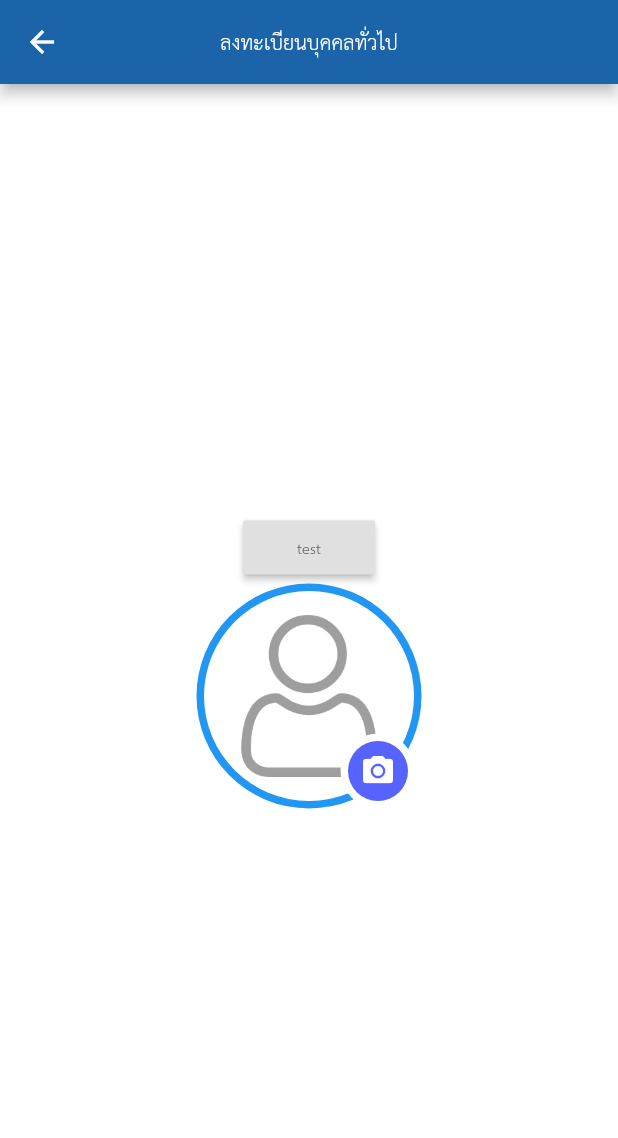
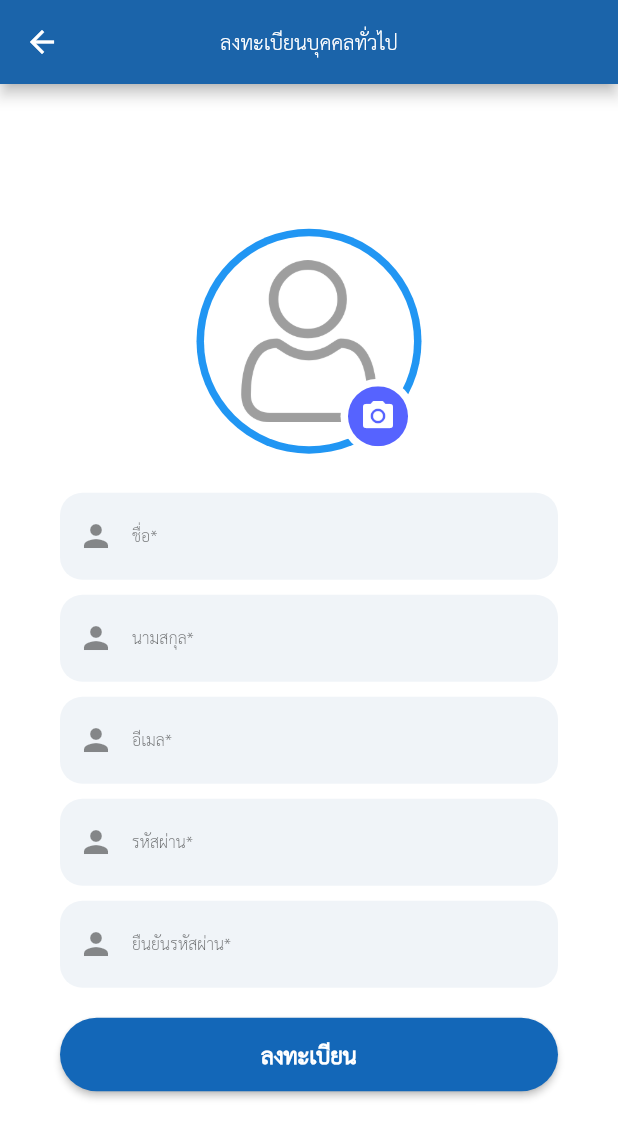
Before and after one commit to kypdev/thaivis-dev-v2, a Flutter app: the UserRegister screen opened by its route, on a phone screen of 412 x 824 dp. Shown: the top 1138 px of the screen. Run offline on Flutter 3.47's test engine with Material 2 defaults, Android fonts, the phone set to English and light mode, and no system bars; our stand-ins replace image_picker, shared_preferences; accounts and stored records are empty.

Commit message:
ui user register

```diff
--- a/lib/common/cus_tf.dart
+++ b/lib/common/cus_tf.dart
@@ -7,6 +7,7 @@ Widget customTextField({
   label,
   prefixIcon,
   suffixIcon,
+  fillColor,
 }) {
   return Padding(
     padding: const EdgeInsets.only(left: 40, right: 40, top: 10),
@@ -17,7 +18,7 @@ Widget customTextField({
         prefixIcon: prefixIcon,
         labelText: label,
         suffixIcon: suffixIcon,
-        fillColor: Colors.white,
+        fillColor: fillColor,
         filled: true,
         border: InputBorder.none,
         enabledBorder: OutlineInputBorder(
--- a/lib/services/auth.dart
+++ b/lib/services/auth.dart
@@ -25,4 +25,19 @@ class Auth {
       debugPrint('vis register');
     }
   }
+
+  userSignup(
+    context,
+    fname,
+    lname,
+    email,
+    pass,
+    conpass,
+  ) {
+    if (pass != conpass) {
+      print('pass not match');
+    } else {
+      print('start register');
+    }
+  }
 }
--- a/lib/views/login_screen.dart
+++ b/lib/views/login_screen.dart
@@ -79,6 +79,7 @@ class _LoginFormState extends State<LoginForm> {
       child: Column(
         children: <Widget>[
           customTextField(
+            fillColor: Color(0XFFF0F4F8),
             controller: emailCtrl,
             prefixIcon: Icon(Icons.email),
             label: 'อีเมล',
@@ -86,6 +87,7 @@ class _LoginFormState extends State<LoginForm> {
           ),
           SizedBox(height: 10),
           customTextField(
+            fillColor: Color(0XFFF0F4F8),
             controller: passwordCtrl,
             prefixIcon: Icon(Icons.lock),
             label: 'รหัสผ่าน',
--- a/lib/views/user_register.dart
+++ b/lib/views/user_register.dart
@@ -1,8 +1,11 @@
 import 'dart:convert';
-
 import 'package:flutter/material.dart';
 import 'package:image_picker/image_picker.dart';
+import 'package:thaivis_dev_v2/common/cus_btn.dart';
 import 'dart:io';
+
+import 'package:thaivis_dev_v2/common/cus_tf.dart';
+import 'package:thaivis_dev_v2/services/auth.dart';
 
 class UserRegister extends StatefulWidget {
   @override
@@ -185,14 +188,9 @@ class _UserRegisterState extends State<UserRegister> {
               child: Column(
                 mainAxisAlignment: MainAxisAlignment.center,
                 children: <Widget>[
-                  RaisedButton(
-                    onPressed: () {
-                      print('test');
-                      // chooseImage();
-                    },
-                    child: Text('test'),
-                  ),
                   showImage(),
+                  SizedBox(height: 16.0),
+                  FormRegister(),
                 ],
               ),
             ),
@@ -200,3 +198,81 @@ class _UserRegisterState extends State<UserRegister> {
     );
   }
 }
+
+class FormRegister extends StatefulWidget {
+  @override
+  _FormRegisterState createState() => _FormRegisterState();
+}
+
+class _FormRegisterState extends State<FormRegister> {
+  TextEditingController firstnameCtrl = new TextEditingController();
+  TextEditingController lastnameCtrl = new TextEditingController();
+  TextEditingController emailCtrl = new TextEditingController();
+  TextEditingController passCtrl = new TextEditingController();
+  TextEditingController conpassCtrl = new TextEditingController();
+  Auth _auth = new Auth();
+  retister() {
+    String fname = firstnameCtrl.text.trim();
+    String lname = lastnameCtrl.text.trim();
+    String email = emailCtrl.text.trim();
+    String pass = passCtrl.text;
+    String conpass = conpassCtrl.text;
+
+    _auth.userSignup(context, fname, lname, email, pass, conpass);
+
+
+  }
+
+  @override
+  Widget build(BuildContext context) {
+    return Form(
+      child: Column(
+        children: <Widget>[
+          customTextField(
+            controller: firstnameCtrl,
+            label: 'ชื่อ*',
+            prefixIcon: Icon(Icons.person),
+            fillColor: Color(0XFFF0F4F8),
+            val: (value) {},
+          ),
+          customTextField(
+            controller: lastnameCtrl,
+            label: 'นามสกุล*',
+            prefixIcon: Icon(Icons.person),
+            fillColor: Color(0XFFF0F4F8),
+            val: (value) {},
+          ),
+          customTextField(
+            controller: emailCtrl,
+            label: 'อีเมล*',
+            prefixIcon: Icon(Icons.person),
+            fillColor: Color(0XFFF0F4F8),
+            val: (value) {},
+          ),
+          customTextField(
+            controller: passCtrl,
+            label: 'รหัสผ่าน*',
+            prefixIcon: Icon(Icons.person),
+            fillColor: Color(0XFFF0F4F8),
+            val: (value) {},
+          ),
+          customTextField(
+            controller: conpassCtrl,
+            label: 'ยืนยันรหัสผ่าน*',
+            prefixIcon: Icon(Icons.person),
+            fillColor: Color(0XFFF0F4F8),
+            val: (value) {},
+          ),
+          SizedBox(height: 20.0),
+          cusBtn(
+            action: () {
+              retister();
+            },
+            color: Color(0XFF1367B8),
+            text: 'ลงทะเบียน',
+          ),
+        ],
+      ),
+    );
+  }
+}
```
Lines whose indentation alone changed are shown as unchanged.
